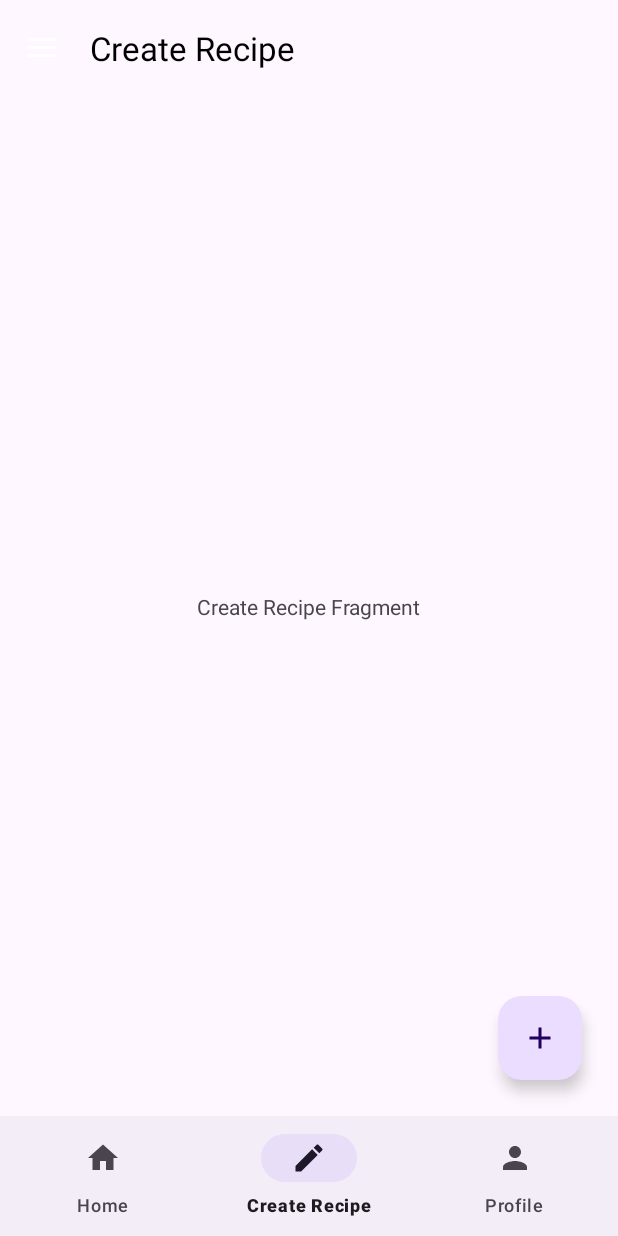
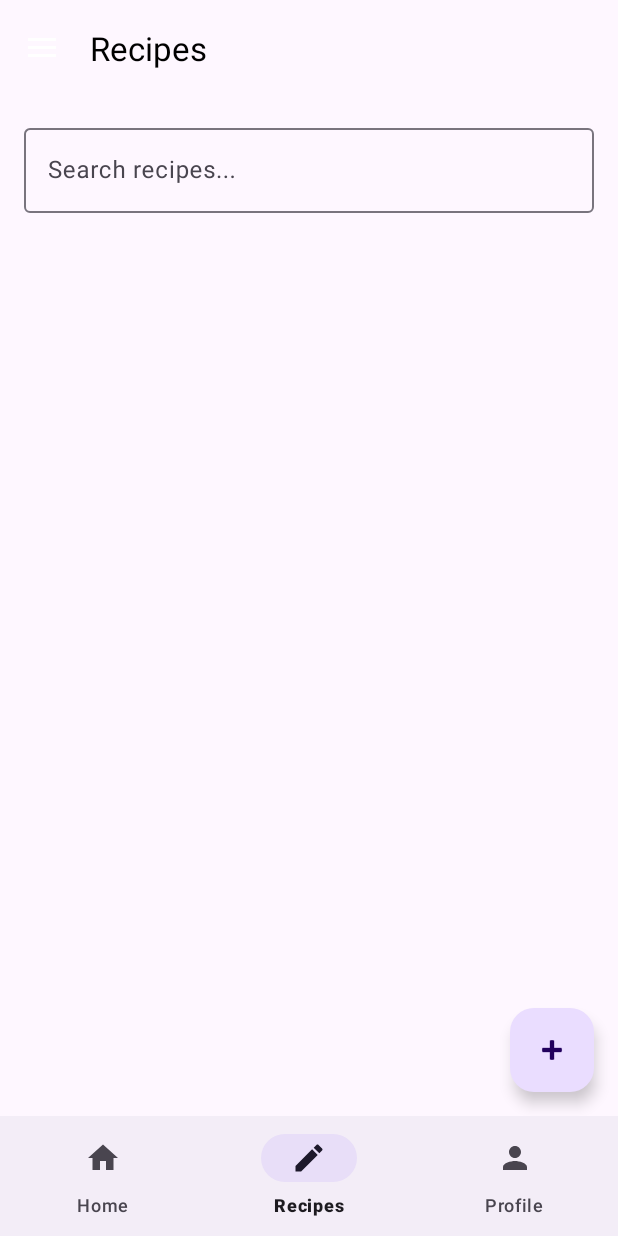
Before and after one commit to achmf/flavorize, an Android app: the screen it shows after launch once a user with an empty profile is signed in (MainActivity), item 2 of the bottom bar chosen, on a phone screen of 412 x 824 dp. Run offline under Robolectric (Android 15) with nearby library versions, the phone set to English and light mode, and no system bars; our stand-ins replace Firebase (no records; nobody signed in at launch, a user with empty details on screens opened directly), navigation-ui; libraries missing offline, so code that uses them is left out: io.github.jan.supabase; pictures from the network do not load.

Commit message:
add: allow users see recipes

```diff
--- a/app/src/main/java/com/example/flavorize/MainActivity.kt
+++ b/app/src/main/java/com/example/flavorize/MainActivity.kt
@@ -53,7 +53,7 @@ class MainActivity : AppCompatActivity() {
         val navController = navHostFragment.navController
         val appBarConfiguration = AppBarConfiguration(
             setOf(
-                R.id.navigation_home, R.id.navigation_create_recipe, R.id.navigation_profile
+                R.id.navigation_home, R.id.navigation_recipes, R.id.navigation_profile
             ), binding.drawerLayout
         )
         setupActionBarWithNavController(navController, appBarConfiguration)
@@ -62,7 +62,7 @@ class MainActivity : AppCompatActivity() {
 
         viewModel.navigateToCreateRecipe.observe(this) { shouldNavigate ->
             if (shouldNavigate) {
-                navController.navigate(R.id.navigation_create_recipe)
+                navController.navigate(R.id.navigation_recipes)
                 viewModel.onNavigatedToCreateRecipe()
             }
         }
--- a/app/src/main/java/com/example/flavorize/data/FirestoreRepository.kt
+++ b/app/src/main/java/com/example/flavorize/data/FirestoreRepository.kt
@@ -1,17 +1,38 @@
+// FirestoreRepository.kt
 package com.example.flavorize.data
 
+import com.google.firebase.auth.FirebaseAuth
 import com.google.firebase.firestore.FirebaseFirestore
 import com.google.firebase.firestore.FirebaseFirestoreException
+import com.google.firebase.storage.StorageException
+import io.github.jan.supabase.createSupabaseClient
+import io.github.jan.supabase.postgrest.Postgrest
+import io.github.jan.supabase.storage.Storage
+import io.github.jan.supabase.storage.storage
 import kotlinx.coroutines.tasks.await
+import java.util.UUID
 
 class FirestoreRepository {
     private val firestore = FirebaseFirestore.getInstance()
     private val recipesCollection = firestore.collection("recipes")
+    private val auth = FirebaseAuth.getInstance()
+
+    companion object {
+        val supabase = createSupabaseClient(
+            supabaseUrl = "https://yjzvfbqooezpwkkwauhp.supabase.co",
+            supabaseKey = "eyJhbGciOiJIUzI1NiIsInR5cCI6IkpXVCJ9.eyJpc3MiOiJzdXBhYmFzZSIsInJlZiI6InlqenZmYnFvb2V6cHdra3dhdWhwIiwicm9sZSI6InNlcnZpY2Vfcm9sZSIsImlhdCI6MTczMTkzNTc3NywiZXhwIjoyMDQ3NTExNzc3fQ.mu_NeyDgPa9h1GK_hYD1o64Onve2KcsIkXmT-nvgRiQ" // Ganti dengan Service Role Key
+        ) {
+            install(Postgrest)
+            install(Storage)
+        }
+    }
 
     // Function to add a new recipe to Firestore
     suspend fun addRecipe(recipe: Recipe): Result<Void?> {
         return try {
-            recipesCollection.add(recipe).await()
+            val userId = auth.currentUser?.uid ?: throw FirebaseFirestoreException("User not authenticated", FirebaseFirestoreException.Code.PERMISSION_DENIED)
+            val recipeWithUserId = recipe.copy(id = UUID.randomUUID().toString(), userId = userId)
+            recipesCollection.document(recipeWithUserId.id).set(recipeWithUserId).await()
             Result.success(null)
         } catch (e: FirebaseFirestoreException) {
             Result.failure(e)
@@ -63,4 +84,21 @@ class FirestoreRepository {
             Result.failure(e)
         }
     }
+
+    // Function to upload an image to Supabase Storage
+    suspend fun uploadRecipeImage(imageData: ByteArray, imageName: String): Result<String> {
+        return try {
+            val path = "$imageName.jpg"
+            val bucket = supabase.storage.from("Recipe Images")
+            val response = bucket.upload(path, imageData) {
+                upsert = false
+            }
+            val imageUrl = bucket.publicUrl(path)
+            Result.success(imageUrl)
+        } catch (e: StorageException) {
+            Result.failure(e)
+        } catch (e: Exception) {
+            Result.failure(e)
+        }
+    }
 }
--- a/app/src/main/java/com/example/flavorize/ui/fragments/create/CreateRecipeFragment.kt
+++ /dev/null
@@ -1,36 +0,0 @@
-package com.example.flavorize.ui.fragments.create
-
-import android.content.Intent
-import android.os.Bundle
-import android.view.LayoutInflater
-import android.view.View
-import android.view.ViewGroup
-import androidx.fragment.app.Fragment
-import com.example.flavorize.databinding.FragmentCreateRecipeBinding
-import com.example.flavorize.ui.createform.CreateRecipeFormActivity
-import com.google.android.material.floatingactionbutton.FloatingActionButton
-
-class CreateRecipeFragment : Fragment() {
-    private var _binding: FragmentCreateRecipeBinding? = null
-    private val binding get() = _binding!!
-
-    override fun onCreateView(
-        inflater: LayoutInflater, container: ViewGroup?,
-        savedInstanceState: Bundle?
-    ): View? {
-        _binding = FragmentCreateRecipeBinding.inflate(inflater, container, false)
-
-        val createRecipeButton: FloatingActionButton = binding.createRecipeButton
-        createRecipeButton.setOnClickListener {
-            val intent = Intent(requireContext(), CreateRecipeFormActivity::class.java)
-            startActivity(intent)
-        }
-
-        return binding.root
-    }
-
-    override fun onDestroyView() {
-        super.onDestroyView()
-        _binding = null
-    }
-}
--- /dev/null
+++ b/app/src/main/java/com/example/flavorize/ui/fragments/recipes/RecipesAdapter.kt
@@ -0,0 +1,43 @@
+package com.example.flavorize.ui.fragments.recipes
+
+import android.view.LayoutInflater
+import android.view.ViewGroup
+import androidx.recyclerview.widget.RecyclerView
+import com.bumptech.glide.Glide
+import com.example.flavorize.data.Recipe
+import com.example.flavorize.databinding.ItemRecipeCardBinding
+
+class RecipesAdapter(var allRecipes: List<Recipe>) : RecyclerView.Adapter<RecipesAdapter.RecipeViewHolder>() {
+
+    inner class RecipeViewHolder(private val binding: ItemRecipeCardBinding) : RecyclerView.ViewHolder(binding.root) {
+        fun bind(recipe: Recipe) {
+            binding.recipeNameTextView.text = recipe.name
+            binding.recipeDescriptionTextView.text = recipe.description
+            binding.recipeServingsTextView.text = "Servings: ${recipe.servings}"
+            binding.recipeCookingTimeTextView.text = "Cooking Time: ${recipe.cookingTime}"
+
+            // Load image using Glide
+            Glide.with(binding.root.context)
+                .load(recipe.imageUrl)
+                .into(binding.recipeImageView)
+        }
+    }
+
+    override fun onCreateViewHolder(parent: ViewGroup, viewType: Int): RecipeViewHolder {
+        val binding = ItemRecipeCardBinding.inflate(LayoutInflater.from(parent.context), parent, false)
+        return RecipeViewHolder(binding)
+    }
+
+    override fun onBindViewHolder(holder: RecipeViewHolder, position: Int) {
+        holder.bind(allRecipes[position])
+    }
+
+    override fun getItemCount(): Int {
+        return allRecipes.size
+    }
+
+    fun updateRecipes(newRecipes: List<Recipe>) {
+        allRecipes = newRecipes
+        notifyDataSetChanged()
+    }
+}
--- /dev/null
+++ b/app/src/main/java/com/example/flavorize/ui/fragments/recipes/RecipesFragment.kt
@@ -0,0 +1,66 @@
+package com.example.flavorize.ui.fragments.recipes
+
+import android.content.Intent
+import android.os.Bundle
+import android.view.LayoutInflater
+import android.view.View
+import android.view.ViewGroup
+import androidx.core.widget.addTextChangedListener
+import androidx.fragment.app.Fragment
+import androidx.lifecycle.lifecycleScope
+import androidx.recyclerview.widget.GridLayoutManager
+import com.example.flavorize.data.FirestoreRepository
+import com.example.flavorize.databinding.FragmentRecipesBinding
+import com.example.flavorize.ui.createform.CreateRecipeFormActivity
+import kotlinx.coroutines.launch
+
+class RecipesFragment : Fragment() {
+    private var _binding: FragmentRecipesBinding? = null
+    private val binding get() = _binding!!
+    private val firestoreRepository = FirestoreRepository()
+    private val recipesAdapter = RecipesAdapter(listOf())
+
+    override fun onCreateView(
+        inflater: LayoutInflater, container: ViewGroup?,
+        savedInstanceState: Bundle?
+    ): View? {
+        _binding = FragmentRecipesBinding.inflate(inflater, container, false)
+
+        binding.recipesRecyclerView.layoutManager = GridLayoutManager(requireContext(), 2)
+        binding.recipesRecyclerView.adapter = recipesAdapter
+
+        binding.searchBar.addTextChangedListener { text ->
+            filterRecipes(text.toString())
+        }
+
+        binding.createRecipeButton.setOnClickListener {
+            startActivity(Intent(requireContext(), CreateRecipeFormActivity::class.java))
+        }
+
+        fetchRecipes()
+
+        return binding.root
+    }
+
+    private fun fetchRecipes() {
+        lifecycleScope.launch {
+            val result = firestoreRepository.getAllRecipes()
+            if (result.isSuccess) {
+                recipesAdapter.updateRecipes(result.getOrDefault(emptyList()))
+            }
+        }
+    }
+
+    private fun filterRecipes(query: String) {
+        val filteredList = recipesAdapter.allRecipes.filter {
+            it.name.contains(query, ignoreCase = true) ||
+                    it.description.contains(query, ignoreCase = true)
+        }
+        recipesAdapter.updateRecipes(filteredList)
+    }
+
+    override fun onDestroyView() {
+        super.onDestroyView()
+        _binding = null
+    }
+}
--- a/app/src/main/res/layout/fragment_create_recipe.xml
+++ /dev/null
@@ -1,30 +0,0 @@
-<?xml version="1.0" encoding="utf-8"?>
-<androidx.constraintlayout.widget.ConstraintLayout xmlns:android="http://schemas.android.com/apk/res/android"
-    xmlns:app="http://schemas.android.com/apk/res-auto"
-    xmlns:tools="http://schemas.android.com/tools"
-    android:layout_width="match_parent"
-    android:layout_height="match_parent"
-    tools:context=".ui.fragments.create.CreateRecipeFragment">
-
-    <TextView
-        android:id="@+id/createRecipeTextView"
-        android:layout_width="wrap_content"
-        android:layout_height="wrap_content"
-        android:text="@string/create_recipe_fragment"
-        app:layout_constraintBottom_toBottomOf="parent"
-        app:layout_constraintEnd_toEndOf="parent"
-        app:layout_constraintStart_toStartOf="parent"
-        app:layout_constraintTop_toTopOf="parent" />
-
-    <com.google.android.material.floatingactionbutton.FloatingActionButton
-        android:id="@+id/createRecipeButton"
-        android:layout_width="wrap_content"
-        android:layout_height="wrap_content"
-        android:layout_marginHorizontal="24dp"
-        android:layout_marginVertical="24dp"
-        android:contentDescription="@string/create_recipe_button"
-        app:srcCompat="@drawable/ic_add"
-        app:layout_constraintBottom_toBottomOf="parent"
-        app:layout_constraintEnd_toEndOf="parent" />
-
-</androidx.constraintlayout.widget.ConstraintLayout>
--- /dev/null
+++ b/app/src/main/res/layout/fragment_recipes.xml
@@ -0,0 +1,47 @@
+<?xml version="1.0" encoding="utf-8"?>
+<androidx.constraintlayout.widget.ConstraintLayout xmlns:android="http://schemas.android.com/apk/res/android"
+    xmlns:app="http://schemas.android.com/apk/res-auto"
+    xmlns:tools="http://schemas.android.com/tools"
+    android:layout_width="match_parent"
+    android:layout_height="match_parent"
+    tools:context=".ui.fragments.recipes.RecipesFragment">
+
+    <com.google.android.material.textfield.TextInputLayout
+        android:id="@+id/searchBarLayout"
+        android:layout_width="0dp"
+        android:layout_height="wrap_content"
+        app:layout_constraintTop_toTopOf="parent"
+        app:layout_constraintStart_toStartOf="parent"
+        app:layout_constraintEnd_toEndOf="parent"
+        android:layout_margin="16dp">
+
+        <com.google.android.material.textfield.TextInputEditText
+            android:id="@+id/searchBar"
+            android:layout_width="match_parent"
+            android:layout_height="wrap_content"
+            android:hint="Search recipes..." />
+    </com.google.android.material.textfield.TextInputLayout>
+
+    <androidx.recyclerview.widget.RecyclerView
+        android:id="@+id/recipesRecyclerView"
+        android:layout_width="0dp"
+        android:layout_height="0dp"
+        android:clipToPadding="false"
+        app:layout_constraintTop_toBottomOf="@id/searchBarLayout"
+        app:layout_constraintStart_toStartOf="parent"
+        app:layout_constraintEnd_toEndOf="parent"
+        app:layout_constraintBottom_toTopOf="@id/createRecipeButton"
+        android:padding="16dp"
+        app:layoutManager="androidx.recyclerview.widget.GridLayoutManager"
+        app:spanCount="2" />
+
+    <com.google.android.material.floatingactionbutton.FloatingActionButton
+        android:id="@+id/createRecipeButton"
+        android:layout_width="wrap_content"
+        android:layout_height="wrap_content"
+        android:layout_margin="16dp"
+        app:layout_constraintBottom_toBottomOf="parent"
+        app:layout_constraintEnd_toEndOf="parent"
+        app:srcCompat="@android:drawable/ic_input_add" />
+
+</androidx.constraintlayout.widget.ConstraintLayout>
--- a/app/src/main/res/menu/bottom_nav_menu.xml
+++ b/app/src/main/res/menu/bottom_nav_menu.xml
@@ -5,9 +5,9 @@
         android:icon="@drawable/ic_home"
         android:title="@string/title_home" />
     <item
-        android:id="@+id/navigation_create_recipe"
+        android:id="@+id/navigation_recipes"
         android:icon="@drawable/ic_create"
-        android:title="@string/title_create_recipe" />
+        android:title="@string/title_recipes" />
     <item
         android:id="@+id/navigation_profile"
         android:icon="@drawable/ic_profile"
--- a/app/src/main/res/menu/drawer_menu.xml
+++ b/app/src/main/res/menu/drawer_menu.xml
@@ -5,9 +5,9 @@
         android:icon="@drawable/ic_home"
         android:title="@string/title_home" />
     <item
-        android:id="@+id/navigation_create_recipe"
+        android:id="@+id/navigation_recipes"
         android:icon="@drawable/ic_create"
-        android:title="@string/title_create_recipe" />
+        android:title="@string/title_recipes" />
     <item
         android:id="@+id/navigation_profile"
         android:icon="@drawable/ic_profile"
--- a/app/src/main/res/navigation/nav_graph.xml
+++ b/app/src/main/res/navigation/nav_graph.xml
@@ -12,10 +12,10 @@
         tools:layout="@layout/fragment_home" />
 
     <fragment
-        android:id="@+id/navigation_create_recipe"
-        android:name="com.example.flavorize.ui.fragments.create.CreateRecipeFragment"
-        android:label="@string/title_create_recipe"
-        tools:layout="@layout/fragment_create_recipe" />
+        android:id="@+id/navigation_recipes"
+        android:name="com.example.flavorize.ui.fragments.recipes.RecipesFragment"
+        android:label="@string/title_recipes"
+        tools:layout="@layout/fragment_recipes" />
 
     <fragment
         android:id="@+id/navigation_profile"
--- a/app/src/main/res/values/strings.xml
+++ b/app/src/main/res/values/strings.xml
@@ -1,7 +1,7 @@
 <resources>
     <string name="app_name">Flavorize</string>
     <string name="title_home">Home</string>
-    <string name="title_create_recipe">Create Recipe</string>
+    <string name="title_recipes">Recipes</string>
     <string name="title_profile">Profile</string>
     <!-- TODO: Remove or change this placeholder text -->
     <string name="hello_blank_fragment">Hello blank fragment</string>
```
Also changed, not shown: app/build.gradle.kts (+10 -0 lines), app/src/main/java/com/example/flavorize/data/Recipe.kt (+6 -2 lines), app/src/main/java/com/example/flavorize/ui/createform/CreateRecipeFormActivity.kt (+66 -16 lines), app/src/main/res/layout/activity_create_recipe_form.xml (+9 -0 lines), app/src/main/res/layout/item_recipe_card.xml (added, +51 -0 lines), gradle/libs.versions.toml (+8 -0 lines).
